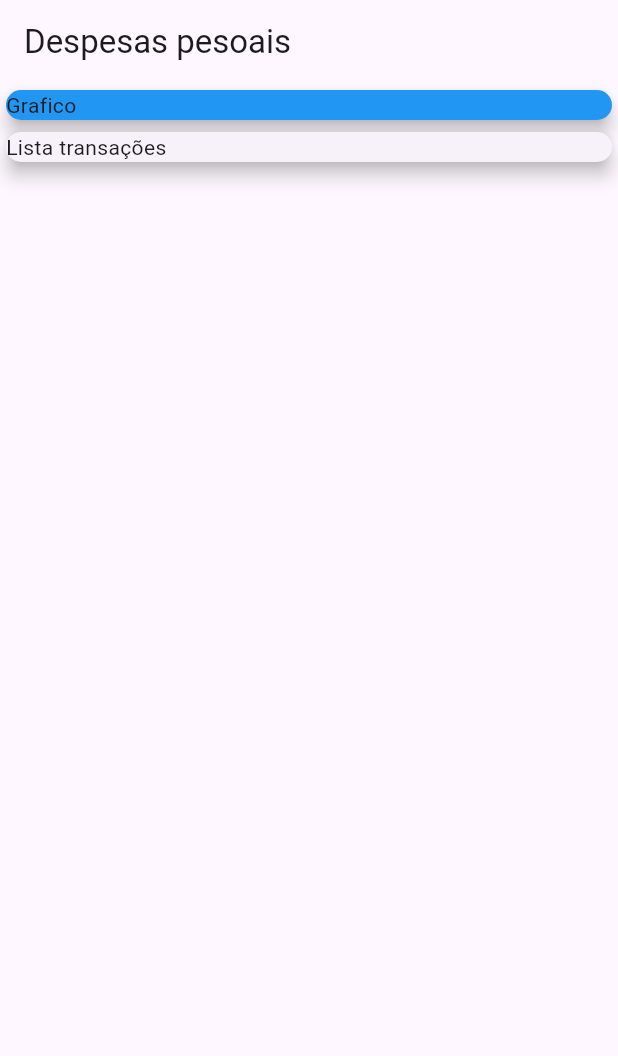
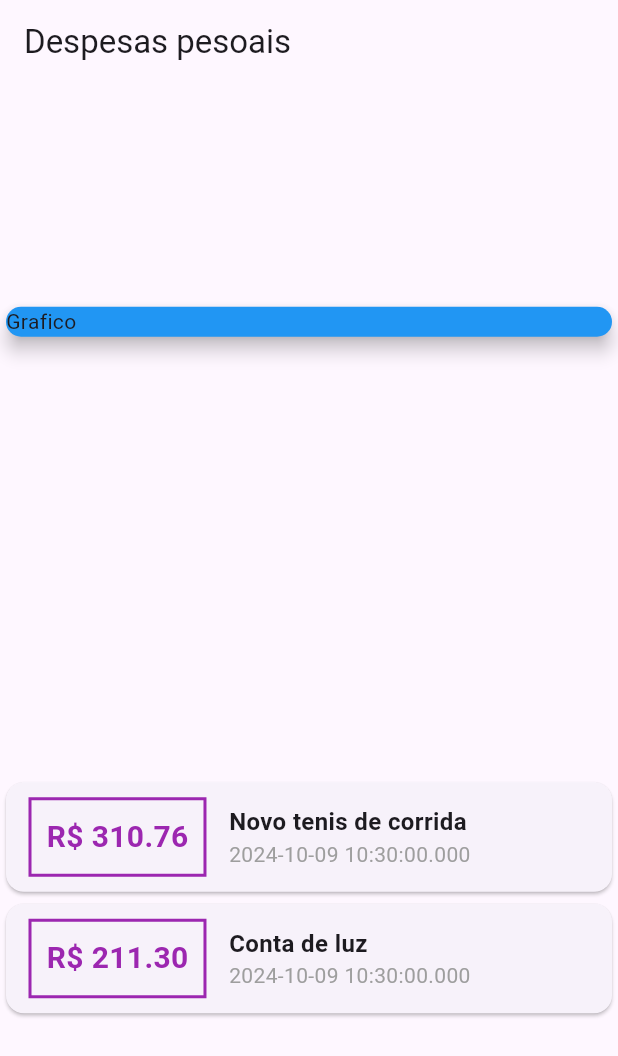
Before and after one commit to iratuan/despesas_app, a Flutter app: the screen it shows after launch, on a phone screen of 412 x 824 dp. Shown: the top 1056 px of the screen. Run offline on Flutter 3.47's test engine with Material 3 defaults, Android fonts, the phone set to English and light mode, and no system bars.

Commit message:
Refactory parcial da tela principal

```diff
--- a/lib/main.dart
+++ b/lib/main.dart
@@ -1,6 +1,7 @@
+import 'package:despesas_app/models/transacition.dart';
 import 'package:flutter/material.dart';
 
-main() => runApp(ExpensesApp());
+main() => runApp(const ExpensesApp());
 
 class ExpensesApp extends StatelessWidget {
   const ExpensesApp({super.key});
@@ -14,32 +15,86 @@ class ExpensesApp extends StatelessWidget {
   }
 }
 
-class MyHomePage extends StatelessWidget{
+class MyHomePage extends StatelessWidget {
+  final _transactions = [
+    Transacition(
+        id: 't1',
+        title: 'Novo tenis de corrida',
+        value: 310.76,
+        date: DateTime.now()),
+    Transacition(
+        id: 't2', title: 'Conta de luz', value: 211.30, date: DateTime.now()),
+  ];
+
+  MyHomePage({super.key});
+
   @override
-  Widget build(BuildContext context){
+  Widget build(BuildContext context) {
     return Scaffold(
       appBar: AppBar(
-        title: Text("Despesas pesoais"),
+        title: const Text("Despesas pesoais"),
       ),
       body: Column(
-        crossAxisAlignment: CrossAxisAlignment.start,
-        children:[
-          Container(
+        mainAxisAlignment: MainAxisAlignment.spaceAround,
+        crossAxisAlignment: CrossAxisAlignment.stretch,
+        children: [
+          const SizedBox(
             width: double.infinity,
             child: Card(
-              child: Text("Grafico"),
               elevation: 5,
               color: Colors.blue,
+              child: Text("Grafico"),
             ),
           ),
-          Container(
-            width: double.infinity,
-            child: Card(
-              child: Text("Lista transações"),
-              elevation: 5,
-            ),
+          Column(
+            children: _transactions.map((tr) {
+              return Card(
+                child: Row(
+                  children: <Widget>[
+                    Container(
+                      margin: const EdgeInsets.symmetric(
+                        horizontal: 15,
+                        vertical: 10,
+                      ),
+                      decoration: BoxDecoration(
+                          border: Border.all(
+                        color: Colors.purple,
+                        width: 2,
+                      )),
+                      padding: const EdgeInsets.all(10),
+                      child: Text(
+                        'R\$ ${tr.value.toStringAsFixed(2)}',
+                        style: const TextStyle(
+                          fontWeight: FontWeight.bold,
+                          fontSize: 20,
+                          color: Colors.purple,
+                        ),
+                      ),
+                    ),
+                    Column(
+                      crossAxisAlignment: CrossAxisAlignment.start,
+                      children: [
+                        Text(
+                          tr.title,
+                          style: const TextStyle(
+                            fontSize: 16,
+                            fontWeight: FontWeight.bold,
+                          ),
+                        ),
+                        Text(
+                          tr.date.toString(),
+                          style: const TextStyle(
+                            color: Colors.grey,
+                          ),
+                        ),
+                      ],
+                    )
+                  ],
+                ),
+              );
+            }).toList(),
           )
-        ]
+        ],
       ),
     );
   }
--- /dev/null
+++ b/lib/models/transacition.dart
@@ -0,0 +1,14 @@
+
+class Transacition {
+  final String id;
+  final String title;
+  final double value;
+  final DateTime date;
+
+  Transacition({
+    required this.id,
+    required this.title,
+    required this.value,
+    required this.date
+  });
+}
```
